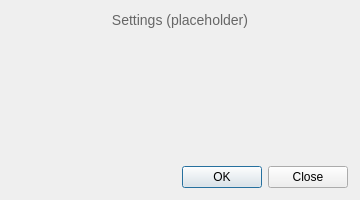
This is src/dashpva/gui/settings/settings_dialog.ui in AdvancedPhotonSource/DashPVA as Qt 5 draws it before an edit. The edited form follows.
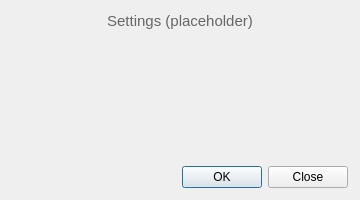
This is the edited form.

Commit message:
fix: replace all px font sizes with pt across .ui and .py files
Eliminates QFont::setPointSizeF warnings on macOS high-DPI by
converting every font-size from px to pt in launcher.ui, dashpva.ui,
update_dialog.ui, settings_dialog.ui, workbench.ui, workflow.ui,
bayesian_viewer.py, and documentation/dialog.py.

Diff of the .ui file:
```diff
--- a/src/dashpva/gui/settings/settings_dialog.ui
+++ b/src/dashpva/gui/settings/settings_dialog.ui
@@ -35,7 +35,7 @@
       <set>Qt::AlignHCenter|Qt::AlignVCenter</set>
      </property>
      <property name="styleSheet">
-      <string notr="true">font-size: 14px; color: #666;</string>
+      <string notr="true">font-size: 11pt; color: #666;</string>
      </property>
     </widget>
    </item>
```
The commit also changes 8 other files.
